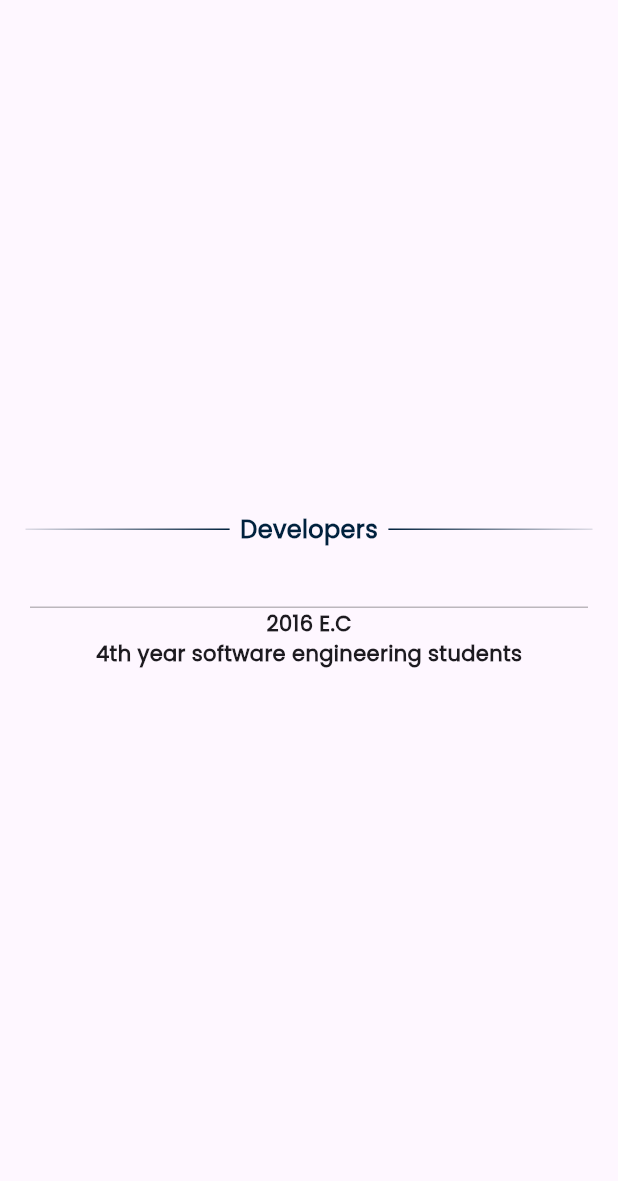
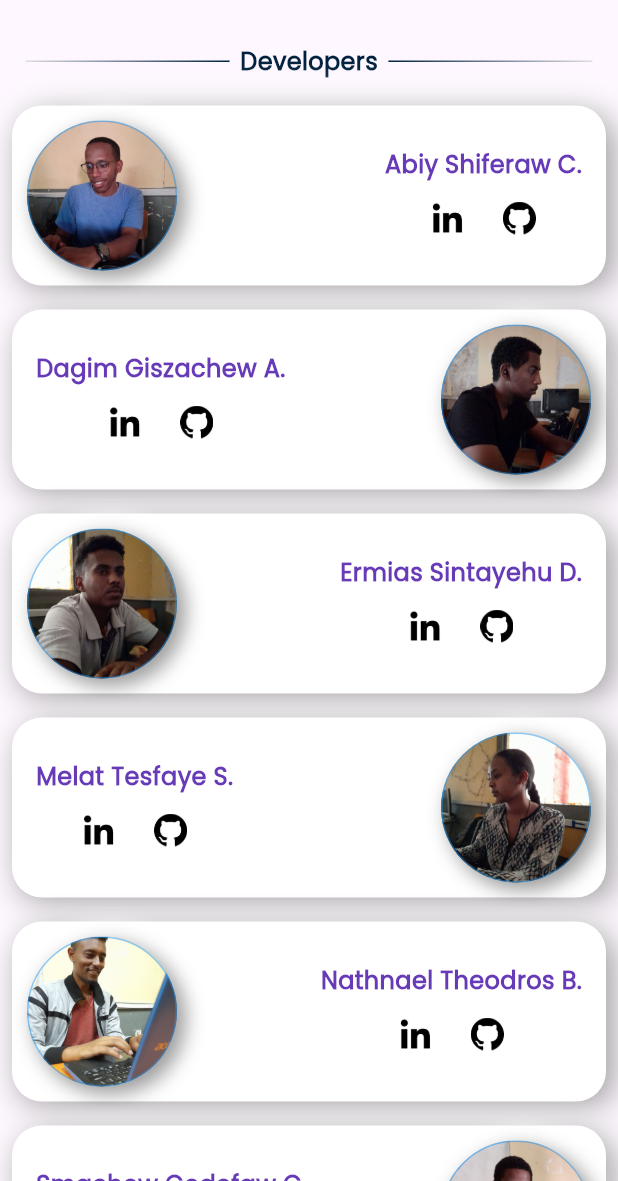
Before and after one commit to Lit-coders/BIT-Connect, a Flutter app: the DevList screen opened directly, on a phone screen of 412 x 824 dp, the part 55-1236 px from its top. Run offline on Flutter 3.47's test engine with Material 3 defaults, Android fonts, the light colour scheme and no system bars; our stand-ins replace animated_splash_screen, carousel_slider, cloud_firestore, curved_navigation_bar, dotted_border, firebase_auth and 12 more; missing offline and left inert: flutter_barcode_scanner; accounts and stored records are empty.

Commit message:
create dev profile list

```diff
--- a/lib/searvices/data/dev_profile.dart
+++ b/lib/searvices/data/dev_profile.dart
@@ -1 +1,40 @@
-final List<Map<String, dynamic>> devLIst = [];
+final List<Map<String, dynamic>> devLIst = [
+  {
+    'name': 'Abiy Shiferaw C.',
+    'imgUrl': 'assets/devs/abiy.jpg',
+    'linkedin': 'https://www.linkedin.com/in/abkodes/',
+    'github': 'https://github.com/ABKodes',
+  },
+  {
+    'name': 'Dagim Giszachew A.',
+    'imgUrl': 'assets/devs/jd.jpg',
+    'linkedin': 'https://linkedin.com/in/dagim-astatkie-1743a1239',
+    'github': 'https://github.com/dagimg-dot',
+  },
+  {
+    'name': 'Ermias Sintayehu D.',
+    'imgUrl': 'assets/devs/ermi.jpg',
+    'linkedin': 'https://www.linkedin.com/in/ermias-sintayehu-03955224b/',
+    'github': 'https://github.com/Jeremi-code',
+  },
+  {
+    'name': 'Melat Tesfaye S.',
+    'imgUrl': 'assets/devs/melu.jpg',
+    'linkedin':
+        'https://linkedin.com/in/https://www.linkedin.com/in/melattesfayesisay/',
+    'github': 'https://github.com/Melat369',
+  },
+  {
+    'name': 'Nathnael Theodros B.',
+    'imgUrl': 'assets/devs/nati.jpg',
+    'linkedin': 'https://linkedin.com/in/nathnaelbekaffa',
+    'github': 'https://github.com/NathnaelTB',
+  },
+  {
+    'name': 'Smachew Gedefaw C.',
+    'imgUrl': 'assets/devs/sgc.jpg',
+    'linkedin':
+        'https://www.linkedin.com/in/smachew-gedefaw-725923257/?originalSubdomain=et',
+    'github': 'https://github.com/sgc93',
+  },
+];
```
